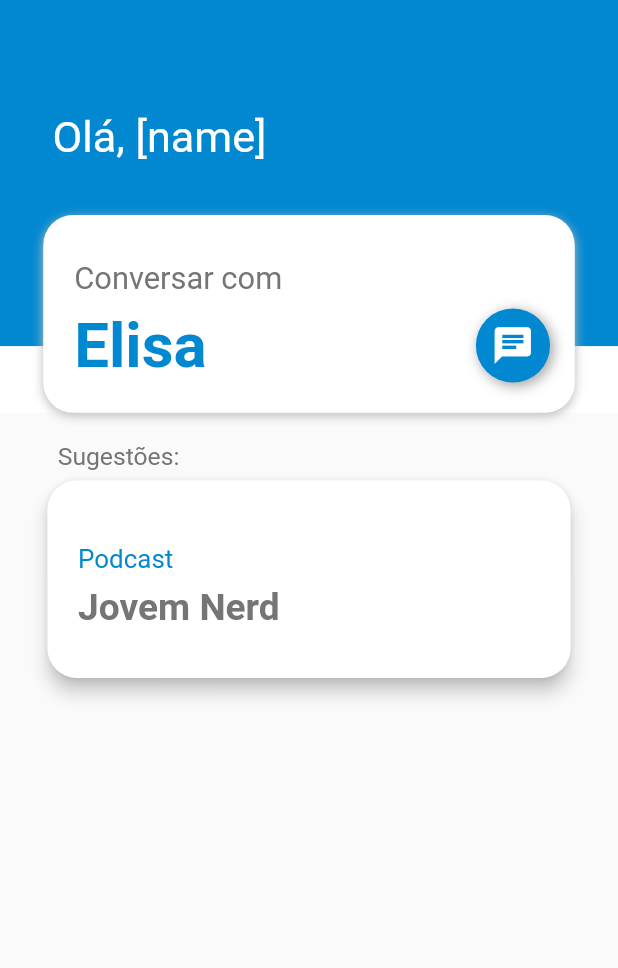
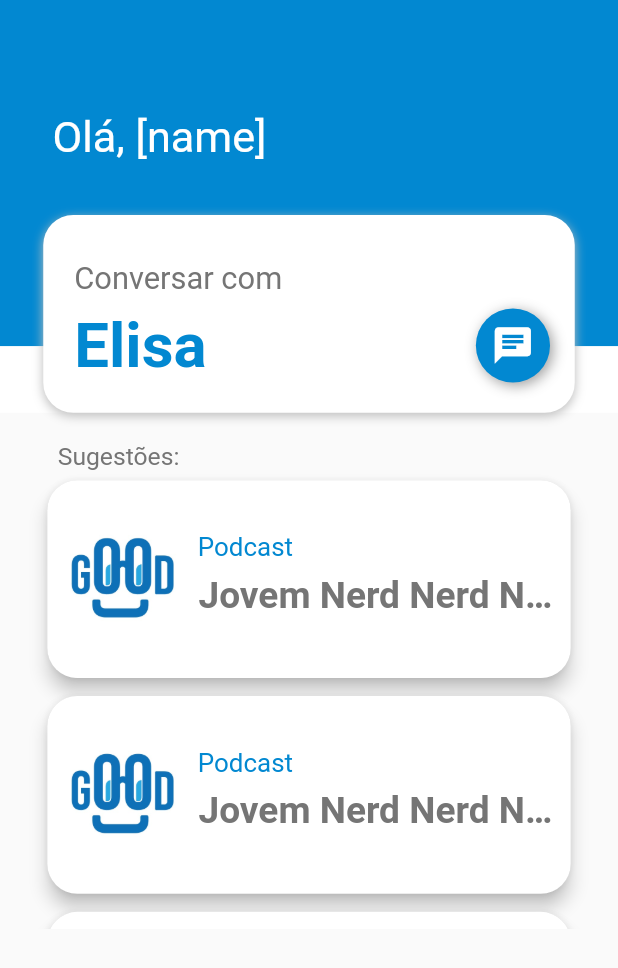
Before and after one commit to jjeanjacques10/n2020-mobile, a Flutter app: the screen it shows after launch, on a phone screen of 412 x 824 dp. Shown: the top 968 px of the screen. Run offline on Flutter 3.47's test engine with Material 2 defaults, Android fonts, the phone set to English and light mode, and no system bars; missing offline and left inert: flutter_dialogflow.

Commit message:
Adicionando cards de sugestão

```diff
--- a/lib/views/home_page.dart
+++ b/lib/views/home_page.dart
@@ -1,5 +1,6 @@
 import 'package:flutter/material.dart';
 import 'package:n2020mobile/widgets/bot_card_item.dart';
+import 'package:n2020mobile/widgets/suggestion_card_item.dart';
 
 class HomePage extends StatefulWidget {
   @override
@@ -169,78 +170,15 @@ class _HomePageState extends State<HomePage> {
                   left: width * 0.04, right: width * 0.04, top: 0),
               child: SizedBox(
                 width: width,
-                height: height * 0.47,
+                height: height * 0.37,
                 child: ListView.builder(
-                  itemCount: 1,
-                  itemBuilder: (BuildContext ctx, int index) {
-                    return Card(
-                      clipBehavior: Clip.antiAlias,
-                      shape: RoundedRectangleBorder(
-                        borderRadius: BorderRadius.circular(20.0),
-                      ),
-                      elevation: 5.0,
-                      margin: new EdgeInsets.symmetric(
-                        horizontal: 15.0,
-                        vertical: 6.0,
-                      ),
-                      child: Container(
-                        height: height * 0.16,
-                        width: width * 0.1,
-                        decoration: BoxDecoration(
-                            color: Colors.white,
-                            borderRadius: BorderRadius.circular(20),
-                            boxShadow: [
-                              BoxShadow(
-                                  color: Colors.grey[400],
-                                  blurRadius: 5,
-                                  offset: Offset(0, 2))
-                            ]),
-                        child: Column(
-                          mainAxisAlignment: MainAxisAlignment.center,
-                          crossAxisAlignment: CrossAxisAlignment.start,
-                          mainAxisSize: MainAxisSize.min,
-                          children: <Widget>[
-
-                            Padding(
-                              padding: EdgeInsets.only(
-                                left: width * 0.05,
-                                top: width * 0.04,
-                              ),
-                              child: Text(
-                                "Podcast",
-                                style: TextStyle(
-                                    color: Colors.lightBlue[700],
-                                    fontSize: width * 0.042),
-                              ),
-                            ),
-                            Row(
-                              crossAxisAlignment: CrossAxisAlignment.center,
-                              mainAxisAlignment: MainAxisAlignment.spaceBetween,
-                              children: <Widget>[
-                                Padding(
-                                  padding: EdgeInsets.only(left: width * 0.05, top: width * 0.018),
-                                  child: Container(
-                                    width: width * 0.6,
-                                    child: Text(
-                                      "Jovem Nerd",
-                                      overflow: TextOverflow.ellipsis,
-                                      style: TextStyle(
-                                        color: Colors.grey[600],
-                                        fontWeight: FontWeight.bold,
-                                        fontSize: width * 0.06,
-                                      ),
-                                    ),
-                                  ),
-                                ),
-                              ],
-                            ),
-                            SizedBox(
-                              height: height * 0.008,
-                            )
-                          ],
-                        ),
-                      ),
-                    );
+                  itemCount: 7,
+                  itemBuilder: (ctx, index) {
+                    return SuggestionCardItem(
+                        type: "Podcast",
+                        name: index.toString() + " Jovem Nerd",
+                        height: height,
+                        width: width);
                   },
                 ),
               ),
--- /dev/null
+++ b/lib/widgets/suggestion_card_item.dart
@@ -0,0 +1,98 @@
+import 'package:flutter/material.dart';
+
+class SuggestionCardItem extends StatelessWidget {
+  final type;
+  final name;
+  final height;
+  final width;
+
+  const SuggestionCardItem({
+    this.type,
+    this.name,
+    Key key,
+    this.height,
+    this.width,
+  }) : super(key: key);
+
+  @override
+  Widget build(BuildContext context) {
+    return Card(
+      clipBehavior: Clip.antiAlias,
+      shape: RoundedRectangleBorder(
+        borderRadius: BorderRadius.circular(20.0),
+      ),
+      elevation: 5.0,
+      margin: new EdgeInsets.symmetric(
+        horizontal: 15.0,
+        vertical: 6.0,
+      ),
+      child: Container(
+        height: height * 0.16,
+        width: width * 0.1,
+        decoration: BoxDecoration(
+            color: Colors.white,
+            borderRadius: BorderRadius.circular(20),
+            boxShadow: [
+              BoxShadow(
+                  color: Colors.grey[400], blurRadius: 5, offset: Offset(0, 2))
+            ]),
+        child: Column(
+          mainAxisAlignment: MainAxisAlignment.center,
+          crossAxisAlignment: CrossAxisAlignment.start,
+          mainAxisSize: MainAxisSize.min,
+          children: <Widget>[
+            Row(
+              children: [
+                Padding(
+                  padding: EdgeInsets.all(9),
+                  child: Image.asset(
+                    'assets/images/logo.jpeg',
+                    fit: BoxFit.fitWidth,
+                    width: width * 0.2,
+                  ),
+                ),
+                Column(
+                  crossAxisAlignment: CrossAxisAlignment.start,
+                  children: [
+                    Text(
+                      "Podcast",
+                      textAlign: TextAlign.left,
+                      style: TextStyle(
+                          color: Colors.lightBlue[700],
+                          fontSize: width * 0.042),
+                    ),
+                    Row(
+                      crossAxisAlignment: CrossAxisAlignment.center,
+                      mainAxisAlignment: MainAxisAlignment.spaceBetween,
+                      children: <Widget>[
+                        Padding(
+                          padding: EdgeInsets.only(
+                              left: width * 0.001, top: width * 0.018),
+                          child: Container(
+                            width: width * 0.6,
+                            child: Text(
+                              "Jovem Nerd Nerd Nerd Nerd",
+                              overflow: TextOverflow.ellipsis,
+                              style: TextStyle(
+                                color: Colors.grey[600],
+                                fontWeight: FontWeight.bold,
+                                fontSize: width * 0.06,
+                              ),
+                            ),
+                          ),
+                        ),
+                      ],
+                    ),
+                    SizedBox(
+                      height: height * 0.008,
+                    )
+                  ],
+                ),
+              ],
+            ),
+          ],
+        ),
+      ),
+    );
+  }
+}
```
